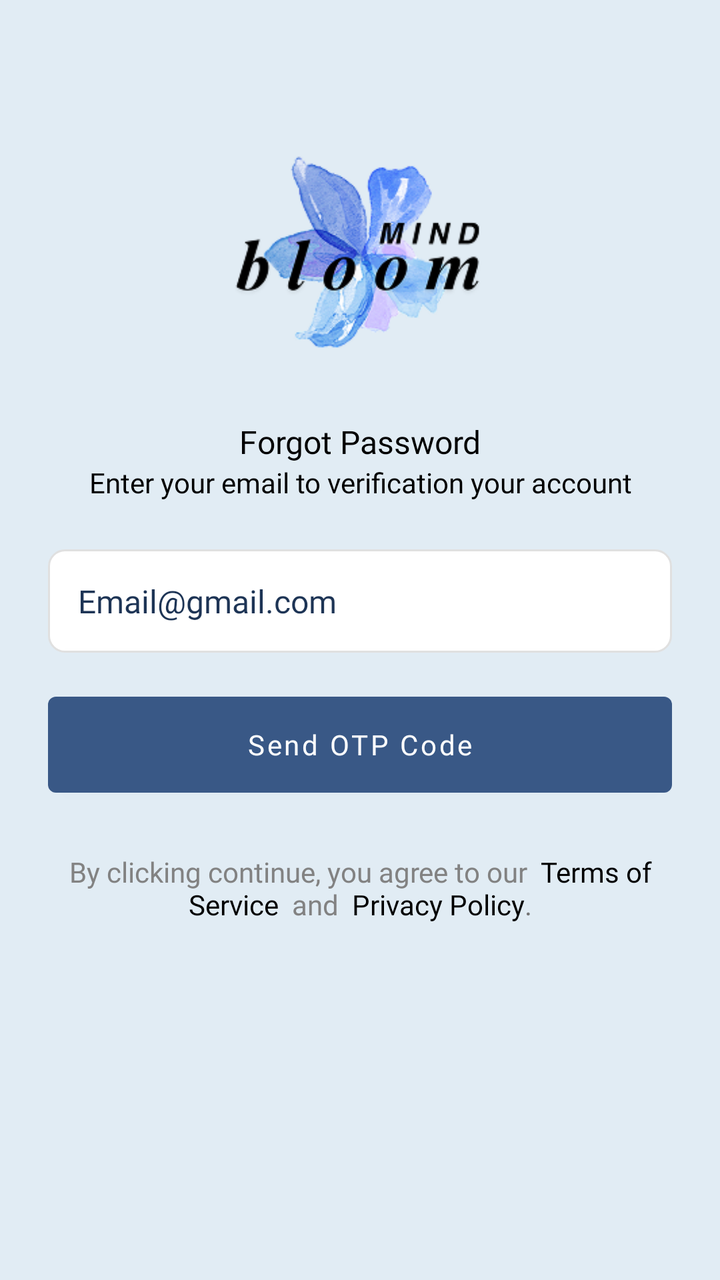
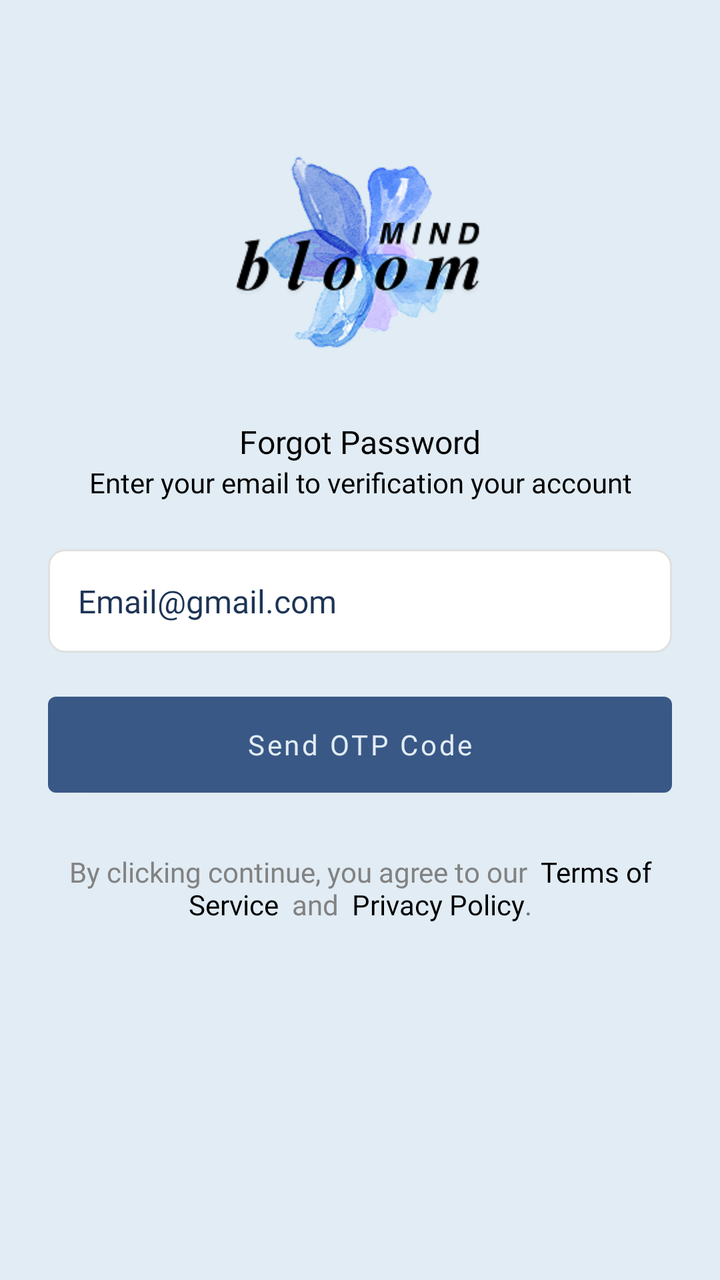

The first picture is an Android layout as it rendered before a commit; the second is the same layout after the commit. The layout source and the unified diff follow.
<!-- AndroidManifest.xml: application theme Theme.Mindbloom -->
<!-- res/layout/layout_verifikasi.xml -->
<?xml version="1.0" encoding="utf-8"?>
<androidx.constraintlayout.widget.ConstraintLayout
    xmlns:android="http://schemas.android.com/apk/res/android"
    xmlns:app="http://schemas.android.com/apk/res-auto"
    android:layout_width="match_parent"
    android:layout_height="match_parent"
    android:orientation="vertical"
    android:background="@color/inactive_light_blue"

    >

    <ImageView
        android:id="@+id/logo"
        android:layout_width="150dp"
        android:layout_height="150dp"
        android:layout_gravity="center_horizontal"
        android:layout_marginTop="50dp"
        android:src="@drawable/icon_app"
        app:layout_constraintEnd_toEndOf="parent"
        app:layout_constraintStart_toStartOf="parent"
        app:layout_constraintTop_toTopOf="parent" />

    <TextView
        android:id="@+id/txt_signup_top"
        android:layout_width="wrap_content"
        android:layout_height="wrap_content"
        android:fontFamily="@font/poppins_bold"
        android:gravity="center"
        android:text="Forgot Password"
        android:textColor="@color/black"
        android:textSize="16sp"
        app:layout_constraintTop_toBottomOf="@id/logo"
        android:layout_marginTop="10dp"
        app:layout_constraintStart_toStartOf="parent"
        app:layout_constraintEnd_toEndOf="parent" />

    <TextView
        android:id="@+id/txt_signup_bottom"
        android:layout_width="wrap_content"
        android:layout_height="wrap_content"
        android:fontFamily="@font/poppins_regular"
        android:gravity="center"
        android:text="Enter your email to verification your account"
        android:textColor="@color/black"
        app:layout_constraintTop_toBottomOf="@id/txt_signup_top"
        app:layout_constraintStart_toStartOf="parent"
        app:layout_constraintEnd_toEndOf="parent" />

    <EditText
        android:id="@+id/EmailInput"
        android:layout_width="match_parent"
        android:layout_height="wrap_content"
        android:fontFamily="@font/poppins_regular"
        android:hint="Email@gmail.com"
        android:inputType="textEmailAddress"
        android:background="@drawable/bg_input_otp"
        android:textColorHint="@color/default_blue"
        android:textColor="@color/default_blue"
        android:textSize="16sp"
        android:padding="15dp"
        app:layout_constraintTop_toBottomOf="@id/txt_signup_bottom"
        app:layout_constraintStart_toStartOf="parent"
        app:layout_constraintEnd_toEndOf="parent"
        android:layout_marginTop="24dp"
        android:layout_marginLeft="24dp"
        android:layout_marginRight="24dp" />

    <Button
        android:id="@+id/btnContinue"
        android:layout_width="match_parent"
        android:layout_height="60dp"
        android:text="Send OTP Code"
        android:textAllCaps="false"
        android:fontFamily="@font/poppins_regular"
        app:layout_constraintTop_toBottomOf="@id/EmailInput"
        app:layout_constraintStart_toStartOf="parent"
        app:layout_constraintEnd_toEndOf="parent"
        android:layout_marginTop="16dp"
        android:layout_marginLeft="24dp"
        android:layout_marginRight="24dp"

        app:background="@drawable/clickbtn"
        app:backgroundTint="#395886"


        />

    <TextView
        android:id="@+id/info"
        android:layout_width="match_parent"
        android:layout_height="wrap_content"
        android:layout_marginLeft="24dp"
        android:layout_marginTop="24dp"
        android:layout_marginRight="24dp"
        android:fontFamily="@font/poppins_regular"
        android:gravity="center"
        android:text="@string/info"
        android:textColor="#757575"
        app:layout_constraintEnd_toEndOf="parent"
        app:layout_constraintStart_toStartOf="parent"
        app:layout_constraintTop_toBottomOf="@id/btnContinue" />
</androidx.constraintlayout.widget.ConstraintLayout>
<!-- resources referenced by this layout -->
<resources>
  <color name="black">#FF000000</color>
  <color name="default_blue">#1D3455</color>
  <color name="inactive_light_blue">#E1ECF4</color>
  <!-- drawable bg_input_otp (drawable) -->
  <?xml version="1.0" encoding="utf-8"?>
  <shape xmlns:android="http://schemas.android.com/apk/res/android">
  
      <solid android:color="@android:color/white"/>
      <stroke
          android:width="1dp"
          android:color="#E0E0E0"/> <corners android:radius="8dp"/> <padding
          android:left="4dp"
          android:right="4dp"
          android:top="4dp"
          android:bottom="4dp"
      />
  
  </shape>
  <!-- drawable clickbtn (drawable) -->
  <?xml version="1.0" encoding="utf-8"?>
  <shape xmlns:android="http://schemas.android.com/apk/res/android"
      android:shape="rectangle"> <solid android:color="#395886" />
  
      <corners android:radius="10dp" />
  </shape>
  <!-- drawable icon_app: png bitmap (drawable, 40155 bytes) -->
  <string name="info">
          <font color="#828282">By clicking continue, you agree to our </font> <font color="#000000">Terms of Service </font> <font color="#828282">and </font> <font color="#000000">Privacy Policy</font>.
      </string>
  <style name="Theme.Mindbloom" parent="Theme.MaterialComponents.DayNight.NoActionBar">
          
          <item name="colorPrimary">@color/purple_500</item>
          <item name="colorPrimaryVariant">@color/purple_700</item>
          <item name="colorOnPrimary">@color/white</item>
          
          <item name="colorSecondary">@color/teal_200</item>
          <item name="colorSecondaryVariant">@color/teal_700</item>
          <item name="colorOnSecondary">@color/black</item>
          
          <item name="android:statusBarColor">?attr/colorPrimaryVariant</item>
          
  
      </style>
  <color name="purple_500">#395886</color>
  <color name="purple_700">#628ECB</color>
  <color name="white">#FFFFFFFF</color>
  <color name="teal_200">#FF03DAC5</color>
  <color name="teal_700">#FF018786</color>
</resources>

<!-- the commit's change to res/layout/layout_verifikasi.xml (unified diff, before → after) -->
@@ -82,6 +82,8 @@
         app:background="@drawable/clickbtn"
         app:backgroundTint="#395886"
 
+        android:textColor="@color/inactive_light_blue"
+
 
         />
 
